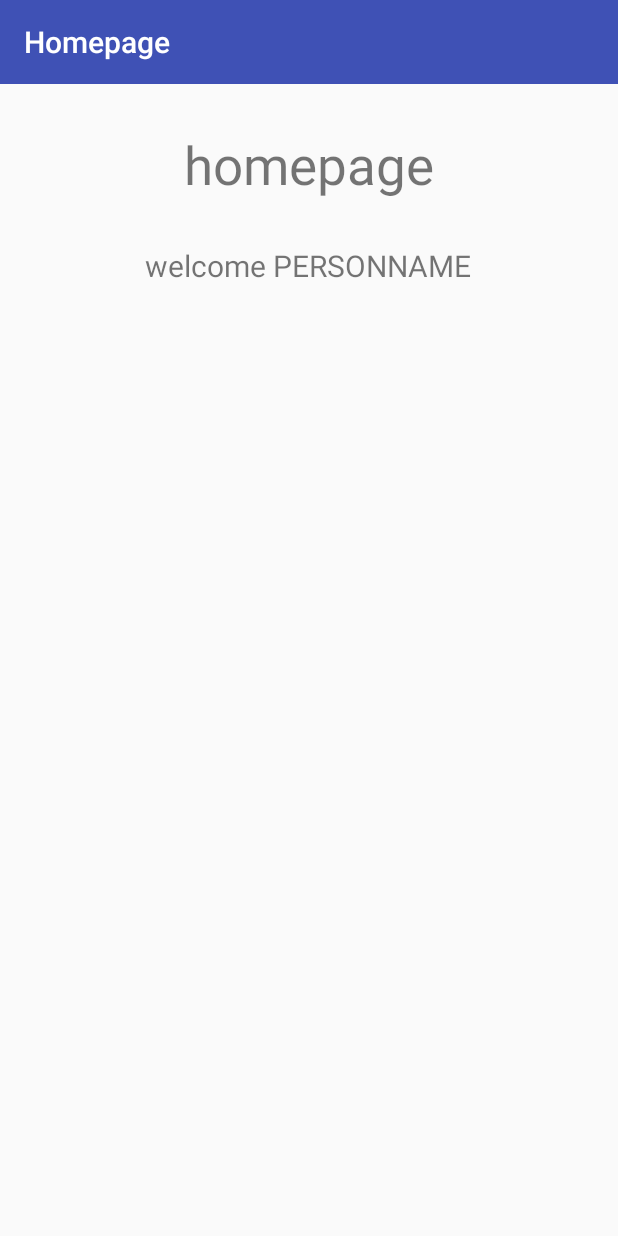
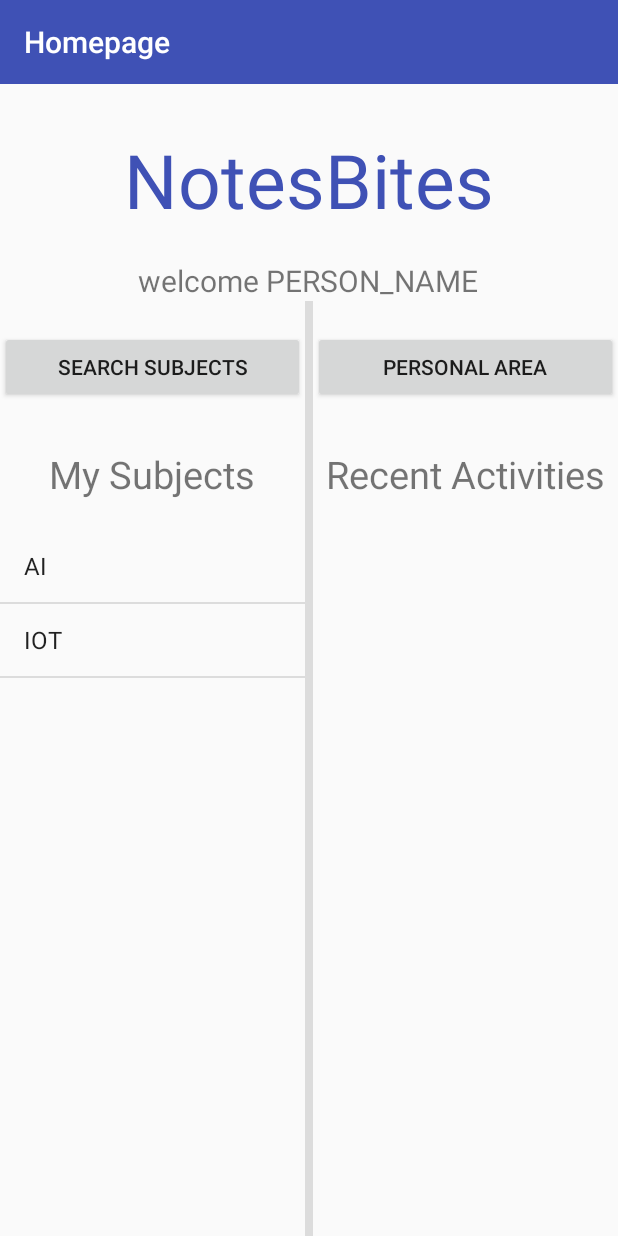
Before and after one commit to WilliamBonvini/NotesBites, an Android app: the HomepageActivity screen opened directly, with no data from a screen before it, on a phone screen of 412 x 824 dp. Run offline under Robolectric (Android 15) with nearby library versions, the light colour scheme and no system bars; 1 statement that could not run was skipped.

Commit message:
homepage layout

```diff
--- a/app/src/main/java/com/waldo/notesbites/HomepageActivity.java
+++ b/app/src/main/java/com/waldo/notesbites/HomepageActivity.java
@@ -1,14 +1,30 @@
 package com.waldo.notesbites;
 
 import android.content.Intent;
+import android.database.Cursor;
+import android.database.sqlite.SQLiteDatabase;
+import android.database.sqlite.SQLiteException;
+import android.database.sqlite.SQLiteOpenHelper;
 import android.os.Bundle;
+import android.view.View;
+import android.widget.AdapterView;
+import android.widget.ArrayAdapter;
+import android.widget.ListView;
 import android.widget.TextView;
+import android.widget.Toast;
 
 import androidx.appcompat.app.AppCompatActivity;
 import androidx.appcompat.widget.Toolbar;
 
+import java.util.ArrayList;
+
 public class HomepageActivity extends AppCompatActivity {
-    public static String PERSONNAME  = "PERSONNAME";
+
+    private ArrayList<String> subjectNamesList = new ArrayList<String>();
+    private Cursor cursor;
+    private SQLiteDatabase db;
+
+    public static String PERSON_NAME = "PERSON_NAME";
     @Override
     protected void onCreate(Bundle savedInstanceState) {
         super.onCreate(savedInstanceState);
@@ -16,11 +32,85 @@
         setSupportActionBar((Toolbar)findViewById(R.id.toolbar));
 
         Intent intent = getIntent();
-        PERSONNAME = (String) intent.getExtras().get(PERSONNAME);
+        PERSON_NAME = (String) intent.getExtras().get(PERSON_NAME);
 
         TextView welcome_text = findViewById(R.id.welcome_text);
-        welcome_text.setText("welcome " + PERSONNAME);
+        welcome_text.setText("welcome " + PERSON_NAME);
+
+        try {
+            doStuff();
+        } catch (SQLiteException e) {
+            Toast.makeText(this, "Database unavavailable", Toast.LENGTH_SHORT).show();
+        }
+
+    }
+
+    private void doStuff(){
+        // query selected subjects to display them in the layout
+        SQLiteOpenHelper databaseHelper = new DatabaseHelper(this);
+        db = databaseHelper.getReadableDatabase();
+        cursor = db.query("SUBJECT",
+                new String[]{"_id","NAME"},
+                "SELECTED = 1",
+                null,
+                null,null,null);
 
 
+
+        // populate array with selected subjects ids (we'll need it to pass selected subject to next layout)
+        // at the same time populate array list with selected subjects names to display them in a ListView
+        final int[] subjectsIDs = new int[cursor.getCount()];
+        int i = 0;
+        if(cursor.moveToFirst()){
+
+            subjectsIDs[i] = cursor.getInt(0);
+            subjectNamesList.add(cursor.getString(1));
+
+            while(cursor.moveToNext()){
+                i++;
+                subjectsIDs[i] = cursor.getInt(0);
+                subjectNamesList.add(cursor.getString(1));
+            }
+        }
+
+
+        // create an OnItemCLickListener in order to change layout once the user clicks on a subject
+        AdapterView.OnItemClickListener itemClickListener =
+                new AdapterView.OnItemClickListener() {
+                    public void onItemClick(AdapterView<?> listView,
+                                            View itemView,
+                                            int position,
+                                            long id) {
+                        Intent intent = new Intent(HomepageActivity.this,
+                                SubjectOverviewActivity.class);
+
+                        intent.putExtra(SubjectOverviewActivity.EXTRA_SUBJECTID, subjectsIDs[position]);
+                        startActivity(intent);
+
+                    }
+                };
+
+        // create adapter in order to dynamically populate list with the subjects the user is interested in
+        ArrayAdapter<String> adapter = new ArrayAdapter<String>(this,
+                android.R.layout.simple_list_item_1,
+                subjectNamesList);
+
+
+        // populate the list view and add the listener to it
+        ListView listView = (ListView) findViewById(R.id.list_of_subjects);
+        listView.setAdapter(adapter);
+        listView.setOnItemClickListener(itemClickListener);
+    }
+    // Close the cursor and database in the onDestroy() method
+    @Override
+    public void onDestroy(){
+        super.onDestroy();
+        cursor.close();
+        db.close();
+    }
+
+    public void startSelectSubjectsActivity(View view) {
+        Intent intent = new Intent(HomepageActivity.this, SelectSubjectsActivity.class);
+        startActivity(intent);
     }
 }
--- a/app/src/main/java/com/waldo/notesbites/SignInPart2Activity.java
+++ b/app/src/main/java/com/waldo/notesbites/SignInPart2Activity.java
@@ -22,8 +22,6 @@
 import com.google.android.gms.auth.api.signin.GoogleSignInOptions;
 import com.google.android.gms.tasks.OnCompleteListener;
 import com.google.android.gms.tasks.Task;
-
-import java.net.URI;
 
 public class SignInPart2Activity extends AppCompatActivity {
 
@@ -93,7 +91,7 @@
 
     public void startHomepageActivity(View view) {
         Intent intent = new Intent(SignInPart2Activity.this, HomepageActivity.class);
-        intent.putExtra(HomepageActivity.PERSONNAME, personName);
+        intent.putExtra(HomepageActivity.PERSON_NAME, personName);
         startActivity(intent);
     }
 }
--- a/app/src/main/res/layout/activity_homepage.xml
+++ b/app/src/main/res/layout/activity_homepage.xml
@@ -6,17 +6,18 @@
 
 
     <include layout="@layout/toolbar_main"
-        android:id="@+id/toolbar"/>
+        android:id="@+id/toolbar" />
 
     <TextView
         android:id="@+id/homepage_text"
         android:layout_width="wrap_content"
         android:layout_height="wrap_content"
-        android:text="homepage"
+        android:text="NotesBites"
         android:layout_below="@id/toolbar"
         android:layout_centerHorizontal="true"
-        android:textSize="35dp"
+        android:textSize="50dp"
         android:layout_marginTop="30dp"
+        android:textColor="@color/colorPrimary"
         />
 
     <TextView
@@ -25,10 +26,82 @@
         android:id="@+id/welcome_text"
         android:layout_below="@id/homepage_text"
         android:layout_centerHorizontal="true"
-        android:textSize="20dp"
-        android:text="prova"
+        android:textSize="20sp"
+        android:text="welcome back"
+        android:layout_marginTop="20dp"
+        />
+
+    <Button
+        android:id="@+id/search_button"
+        android:layout_width="wrap_content"
+        android:layout_height="wrap_content"
+        android:layout_below="@id/welcome_text"
+        android:layout_marginTop="20dp"
+        android:text="Search Subjects"
+        android:layout_toStartOf="@id/divider"
+        android:layout_alignParentStart="true"
+        android:onClick="startSelectSubjectsActivity"
+        />
+
+    <View
+        android:id="@+id/divider"
+        android:layout_width="5dp"
+        android:layout_height="match_parent"
+        android:background="?android:attr/listDivider"
+        android:layout_centerHorizontal="true"
+        android:layout_below="@id/welcome_text"
+        />
+    <Button
+        android:layout_width="wrap_content"
+        android:layout_height="wrap_content"
+        android:id="@+id/personal_area_button"
+        android:layout_below="@id/welcome_text"
+        android:layout_marginTop="20dp"
+        android:layout_toEndOf="@id/divider"
+        android:layout_alignParentEnd="true"
+        android:text="Personal Area"
+        />
+
+    <TextView
+        android:layout_width="wrap_content"
+        android:layout_height="wrap_content"
+        android:id="@+id/my_subjects"
+        android:text="My Subjects"
+        android:layout_below="@id/search_button"
+        android:textSize="25sp"
         android:layout_marginTop="30dp"
+        android:layout_toStartOf="@id/divider"
+        android:layout_alignParentStart="true"
+        android:textAlignment="center"
+        />
+
+    <TextView
+        android:layout_width="wrap_content"
+        android:layout_height="wrap_content"
+        android:id="@+id/recent_activities"
+        android:text="Recent Activities"
+        android:layout_below="@id/personal_area_button"
+        android:textSize="25sp"
+        android:layout_marginTop="30dp"
+        android:layout_toEndOf="@id/divider"
+        android:textAlignment="center"
+        android:layout_alignParentEnd="true"
+        />
+
+    <ListView
+        android:id="@+id/list_of_subjects"
+
+        android:layout_width="wrap_content"
+        android:layout_height="200dp"
+        android:layout_below="@id/my_subjects"
+        android:layout_toStartOf="@id/divider"
+        android:layout_marginTop="20dp"
+
         />
 
 
+
+
+
+
 </RelativeLayout>
```
